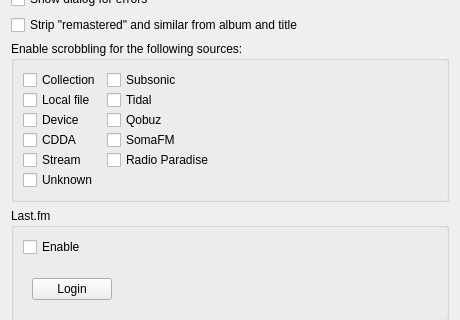
Old version of the form src/settings/scrobblersettingspage.ui in the repository strawberrymusicplayer/strawberry; both pictures show x 0 to 460 and y 277 to 597 of the 460 by 1103 pixel window.
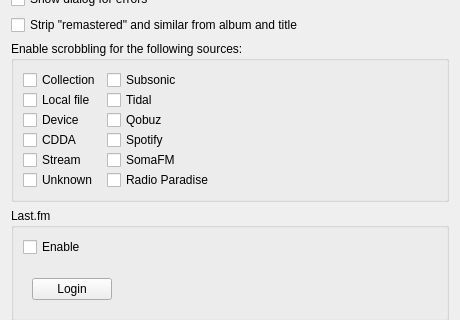
New version of the form. Custom widgets are drawn as their Qt base class.

Commit message: Add Spotify to scrobbler

```diff
--- a/src/settings/scrobblersettingspage.ui
+++ b/src/settings/scrobblersettingspage.ui
@@ -180,6 +180,27 @@
         </property>
        </widget>
       </item>
+      <item row="5" column="1">
+       <widget class="QCheckBox" name="checkbox_source_somafm">
+        <property name="text">
+         <string>SomaFM</string>
+        </property>
+       </widget>
+      </item>
+      <item row="6" column="1">
+       <widget class="QCheckBox" name="checkbox_source_radioparadise">
+        <property name="text">
+         <string>Radio Paradise</string>
+        </property>
+       </widget>
+      </item>
+      <item row="4" column="1">
+       <widget class="QCheckBox" name="checkbox_source_spotify">
+        <property name="text">
+         <string>Spotify</string>
+        </property>
+       </widget>
+      </item>
       <item row="4" column="0">
        <widget class="QCheckBox" name="checkbox_source_cdda">
         <property name="text">
@@ -187,13 +208,6 @@
         </property>
        </widget>
       </item>
-      <item row="4" column="1">
-       <widget class="QCheckBox" name="checkbox_source_somafm">
-        <property name="text">
-         <string>SomaFM</string>
-        </property>
-       </widget>
-      </item>
       <item row="5" column="0">
        <widget class="QCheckBox" name="checkbox_source_stream">
         <property name="text">
@@ -201,13 +215,6 @@
         </property>
        </widget>
       </item>
-      <item row="5" column="1">
-       <widget class="QCheckBox" name="checkbox_source_radioparadise">
-        <property name="text">
-         <string>Radio Paradise</string>
-        </property>
-       </widget>
-      </item>
       <item row="6" column="0">
        <widget class="QCheckBox" name="checkbox_source_unknown">
         <property name="text">
```
Left out of the diff: 2 changed lines with no effect on the pictures. The commit also changes 2 other files.
